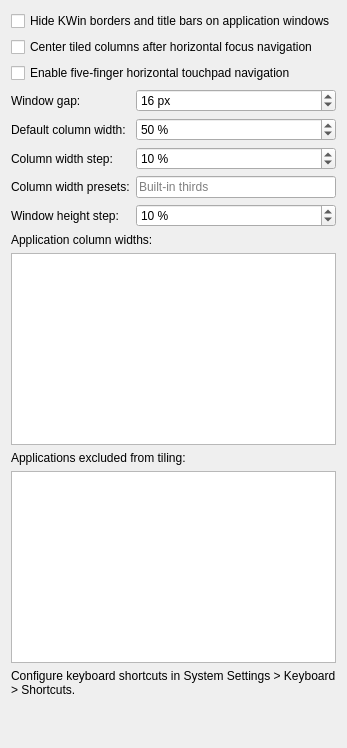
Before: the Qt Designer form packaging/kwin-script/contents/ui/config.ui in kontonkara/driftile, drawn with Qt 5.
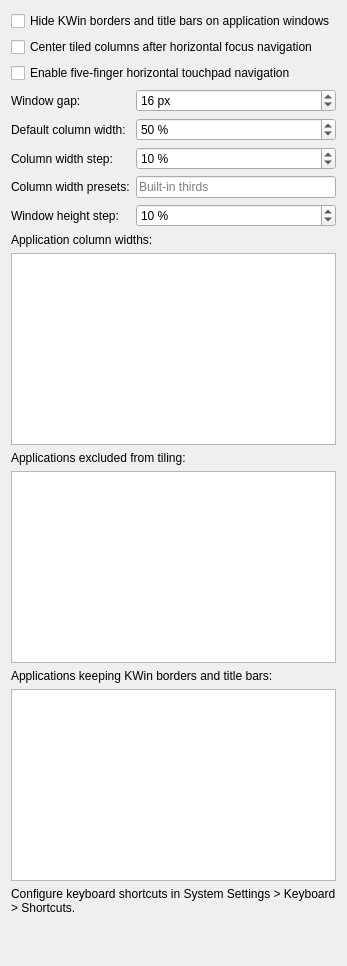
After: the same form once the commit is applied.

Commit message: feat(config): add application borderless exclusions

Diff of the .ui file:
```diff
--- a/packaging/kwin-script/contents/ui/config.ui
+++ b/packaging/kwin-script/contents/ui/config.ui
@@ -201,6 +201,32 @@
      </property>
     </widget>
    </item>
+   <item>
+    <widget class="QLabel" name="applicationBorderlessExclusionsLabel">
+     <property name="text">
+      <string>Applications keeping KWin borders and title bars:</string>
+     </property>
+     <property name="buddy">
+      <cstring>kcfg_ApplicationBorderlessExclusions</cstring>
+     </property>
+    </widget>
+   </item>
+   <item>
+    <widget class="QPlainTextEdit" name="kcfg_ApplicationBorderlessExclusions">
+     <property name="toolTip">
+      <string>Enter one exact, case-sensitive desktop-file ID per line.</string>
+     </property>
+     <property name="whatsThis">
+      <string>Blank lines are ignored. Exact matches keep their KWin borders and title bars.</string>
+     </property>
+     <property name="minimumSize">
+      <size>
+       <width>0</width>
+       <height>120</height>
+      </size>
+     </property>
+    </widget>
+   </item>
    <item>
     <widget class="QLabel" name="shortcutConfigurationHint">
      <property name="text">
```
The commit also changes 29 other files.
